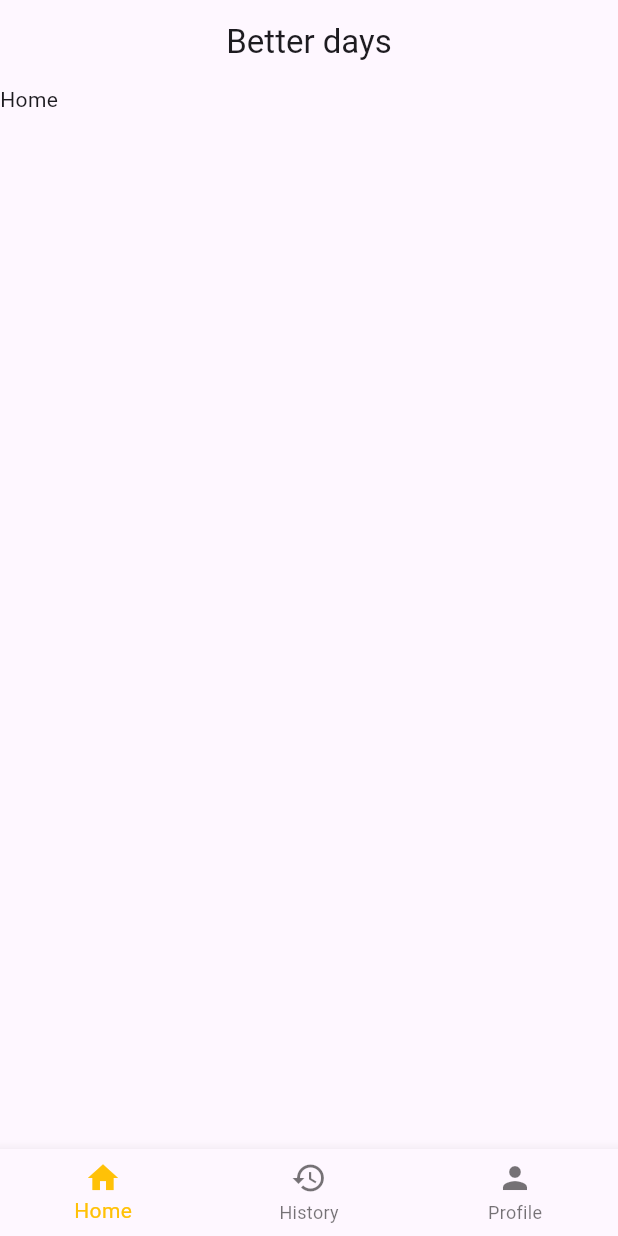
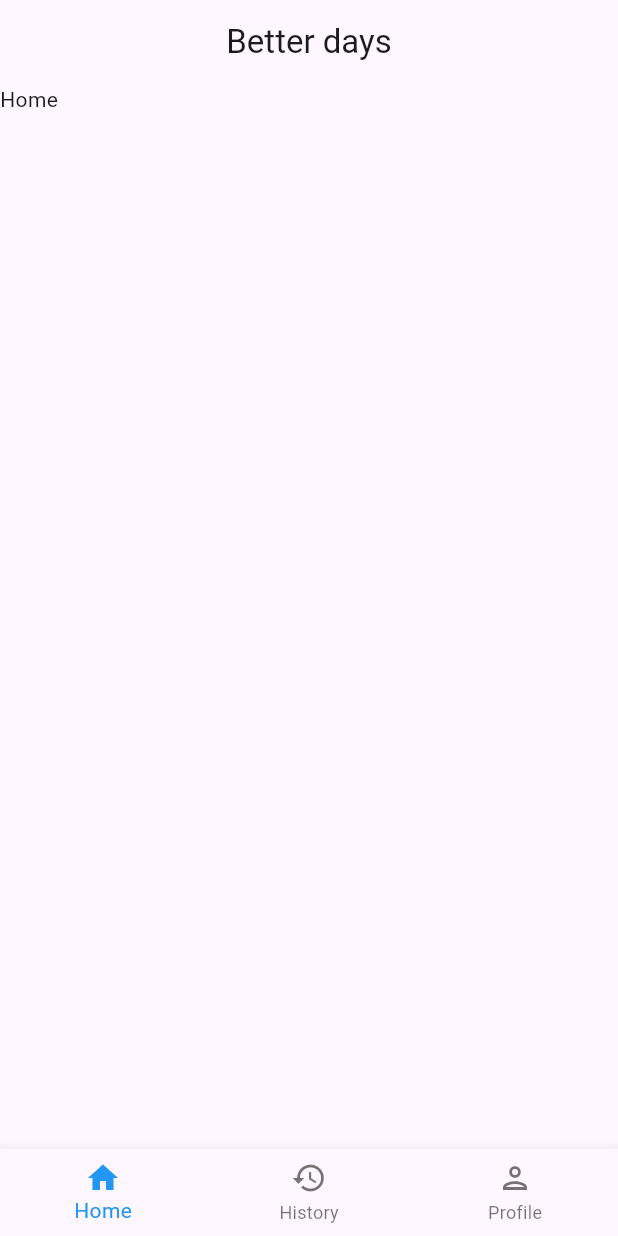
Before and after one commit to kimpoliini/better_days_flutter, a Flutter app: the screen it shows after launch, on a phone screen of 412 x 824 dp. Run offline on Flutter 3.47's test engine with Material 3 defaults, Android fonts, the phone set to English and light mode, and no system bars.

Commit message:
Added widgets folder, added HistoryCard widget

```diff
--- a/lib/main.dart
+++ b/lib/main.dart
@@ -44,13 +44,21 @@ class _MainPageState extends State<MainPage> {
         body: _mainPageScreens.elementAt(_selectedIndex),
         bottomNavigationBar: BottomNavigationBar(
           onTap: _onItemTapped,
-          selectedItemColor: Colors.amber,
+          selectedItemColor: Colors.blue,
           currentIndex: _selectedIndex,
           items: const <BottomNavigationBarItem>[
-            BottomNavigationBarItem(icon: Icon(Icons.home), label: "Home"),
             BottomNavigationBarItem(
-                icon: Icon(Icons.history), label: "History"),
-            BottomNavigationBarItem(icon: Icon(Icons.person), label: "Profile"),
+                icon: Icon(Icons.home_outlined),
+                activeIcon: Icon(Icons.home),
+                label: "Home"),
+            BottomNavigationBarItem(
+                icon: Icon(Icons.history_outlined),
+                activeIcon: Icon(Icons.history),
+                label: "History"),
+            BottomNavigationBarItem(
+                icon: Icon(Icons.person_outlined),
+                activeIcon: Icon(Icons.person),
+                label: "Profile"),
           ],
         ),
       );
--- a/lib/screens/Home.dart
+++ b/lib/screens/Home.dart
@@ -1,4 +1,3 @@
-import 'package:better_days_flutter/main.dart';
 import 'package:flutter/material.dart';
 
 class Home extends StatelessWidget {
```
Also changed, not shown: lib/screens/History.dart (+14 -1 lines), lib/widgets/HistoryCard.dart (added, +16 -0 lines).
